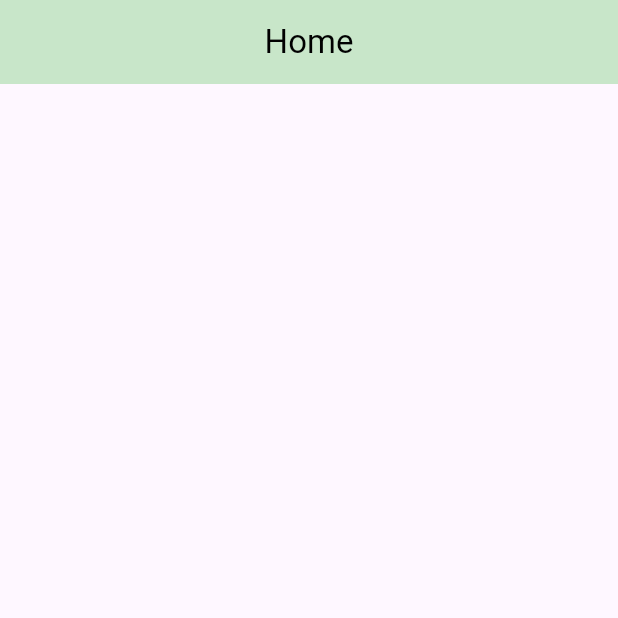
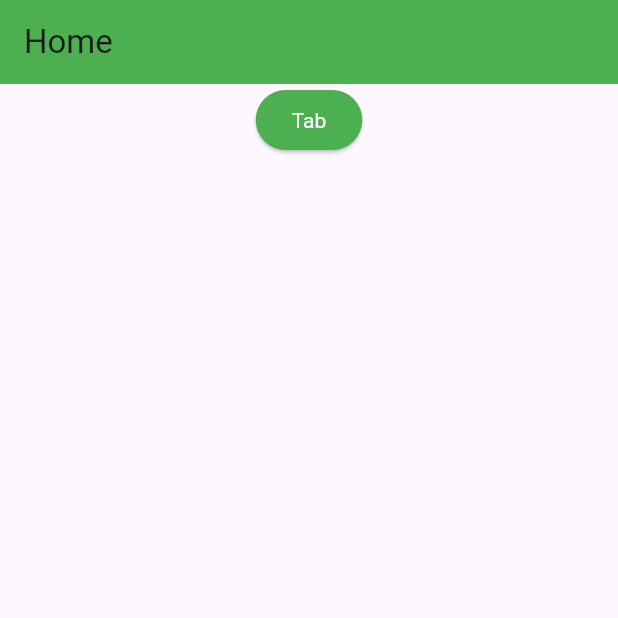
Before and after one commit to Zahirul064/live_class_project, a Flutter app: the screen it shows after launch, on a phone screen of 412 x 824 dp, the top half of it. Run offline on Flutter 3.47's test engine with Material 3 defaults, Android fonts, the phone set to English and light mode, and no system bars.

Commit message:
new updated

```diff
--- a/lib/main.dart
+++ b/lib/main.dart
@@ -13,22 +13,35 @@ class HelloWorldApp extends StatelessWidget {
   Widget build(BuildContext context) {
     return MaterialApp(
       debugShowCheckedModeBanner: true,
-      home: Scaffold(
-        appBar: AppBar(
-          title: Text(
-            'Home',
-            style: TextStyle(
-              overflow: TextOverflow.ellipsis,
-              color: Colors.black,
+      title: 'Hello World App',
+      home: Home() ,
+    );
+  }
+}
 
-            ),
-          ),
-          centerTitle: true,
-          backgroundColor: Colors.green.shade100,
+class Home extends StatelessWidget {
+  const Home({super.key});
+
+  @override
+  Widget build(BuildContext context) {
+    return Scaffold(
+      appBar: AppBar(
+        title: Text('Home'),
+        backgroundColor: Colors.green ,
+      ),
+      body: Center(
+        child: Column(
+          children: [
+            ElevatedButton(
+              style: ElevatedButton.styleFrom(backgroundColor: Colors.green,
+              foregroundColor: Colors.white,
+                textStyle: TextStyle(
+                  fontSize: 14,
+                ),
+              ),
+                onPressed: () {}, child: Text('Tab'))
+          ],
         ),
-
-
-
       ),
     );
   }
```
